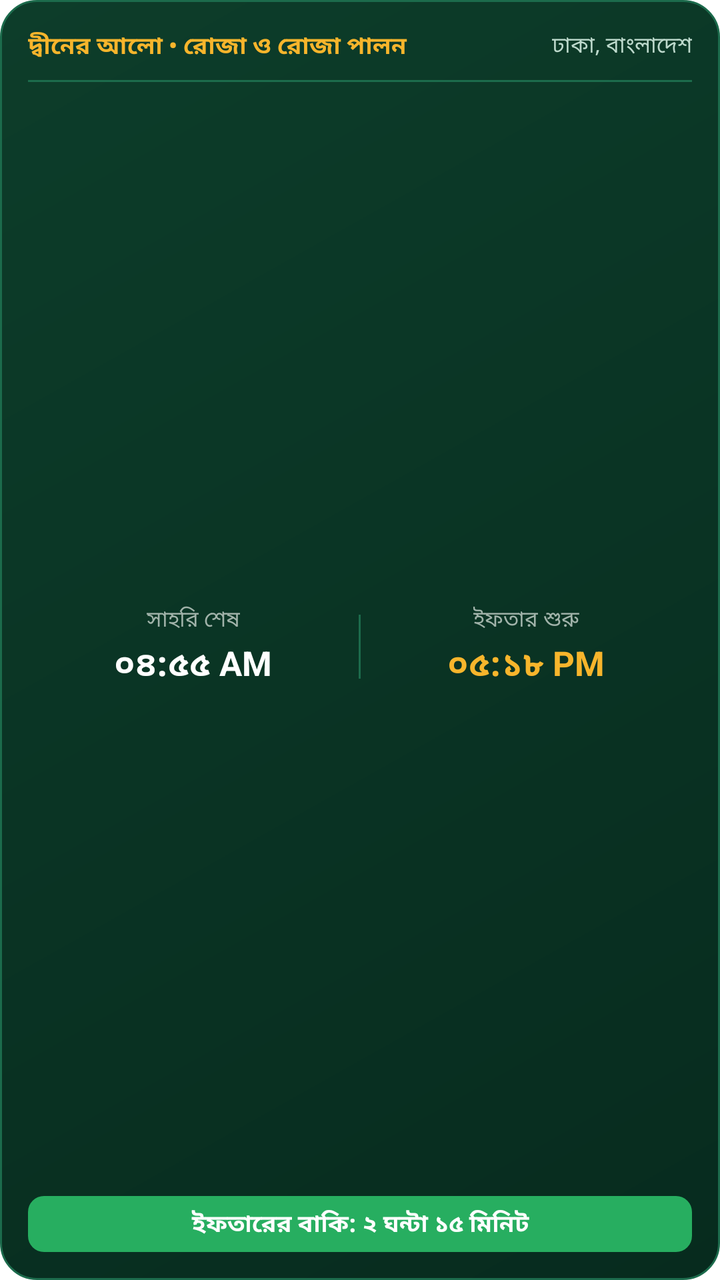
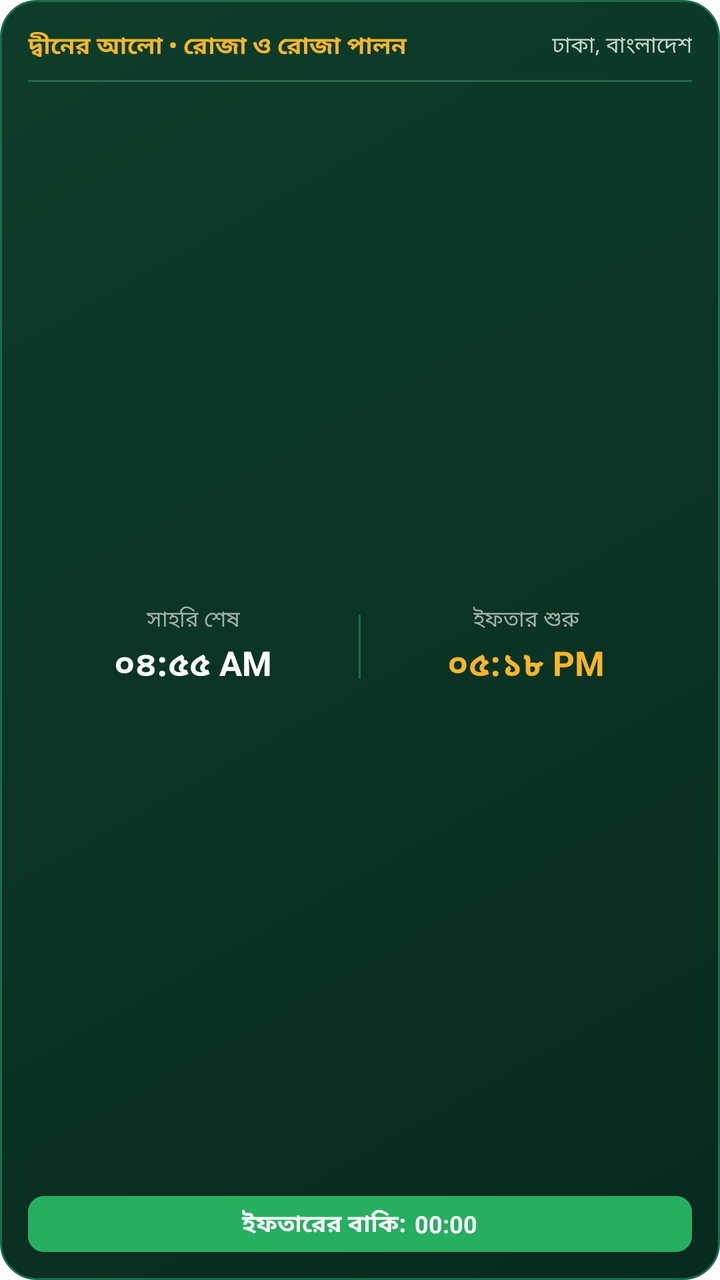

Screens rendered from an Android XML layout before and after an edit, with the pre-edit source and the edit as a unified diff.
<!-- AndroidManifest.xml: fallback theme Theme.MaterialComponents.DayNight.NoActionBar -->
<!-- res/layout/widget_saom_timer.xml -->
<?xml version="1.0" encoding="utf-8"?>
<LinearLayout xmlns:android="http://schemas.android.com/apk/res/android"
    android:id="@+id/widget_saom_root"
    android:layout_width="match_parent"
    android:layout_height="match_parent"
    android:background="@drawable/widget_bg_emerald"
    android:orientation="vertical"
    android:padding="14dp">

    
    <LinearLayout
        android:layout_width="match_parent"
        android:layout_height="wrap_content"
        android:gravity="center_vertical"
        android:orientation="horizontal">

        <TextView
            android:id="@+id/widget_saom_title"
            android:layout_width="0dp"
            android:layout_height="wrap_content"
            android:layout_weight="1"
            android:text="দ্বীনের আলো • রোজা ও রোজা পালন"
            android:textColor="#F7B52C"
            android:textSize="12sp"
            android:textStyle="bold" />

        <TextView
            android:id="@+id/widget_saom_location"
            android:layout_width="wrap_content"
            android:layout_height="wrap_content"
            android:text="ঢাকা, বাংলাদেশ"
            android:textColor="#BDD9CC"
            android:textSize="11sp" />
    </LinearLayout>

    <View
        android:layout_width="match_parent"
        android:layout_height="1dp"
        android:layout_marginTop="8dp"
        android:layout_marginBottom="8dp"
        android:background="#1C6B4C" />

    
    <LinearLayout
        android:layout_width="match_parent"
        android:layout_height="0dp"
        android:layout_weight="1"
        android:gravity="center_vertical"
        android:orientation="horizontal">

        
        <LinearLayout
            android:layout_width="0dp"
            android:layout_height="wrap_content"
            android:layout_weight="1"
            android:gravity="center"
            android:orientation="vertical">

            <TextView
                android:layout_width="wrap_content"
                android:layout_height="wrap_content"
                android:text="সাহরি শেষ"
                android:textColor="#A1B3AA"
                android:textSize="11sp" />

            <TextView
                android:id="@+id/widget_sehri_time"
                android:layout_width="wrap_content"
                android:layout_height="wrap_content"
                android:layout_marginTop="2dp"
                android:text="০৪:৫৫ AM"
                android:textColor="#FFFFFF"
                android:textSize="17sp"
                android:textStyle="bold" />
        </LinearLayout>

        <View
            android:layout_width="1dp"
            android:layout_height="32dp"
            android:background="#1C6B4C" />

        
        <LinearLayout
            android:layout_width="0dp"
            android:layout_height="wrap_content"
            android:layout_weight="1"
            android:gravity="center"
            android:orientation="vertical">

            <TextView
                android:layout_width="wrap_content"
                android:layout_height="wrap_content"
                android:text="ইফতার শুরু"
                android:textColor="#A1B3AA"
                android:textSize="11sp" />

            <TextView
                android:id="@+id/widget_iftar_time"
                android:layout_width="wrap_content"
                android:layout_height="wrap_content"
                android:layout_marginTop="2dp"
                android:text="০৫:১৮ PM"
                android:textColor="#F7B52C"
                android:textSize="17sp"
                android:textStyle="bold" />
        </LinearLayout>
    </LinearLayout>

    
    <TextView
        android:id="@+id/widget_saom_countdown"
        android:layout_width="match_parent"
        android:layout_height="wrap_content"
        android:background="@drawable/widget_pill_active"
        android:gravity="center"
        android:paddingTop="5dp"
        android:paddingBottom="5dp"
        android:text="ইফতারের বাকি: ২ ঘন্টা ১৫ মিনিট"
        android:textColor="#FFFFFF"
        android:textSize="12sp"
        android:textStyle="bold" />
</LinearLayout>
<!-- resources referenced by this layout -->
<resources>
  <!-- drawable widget_bg_emerald (drawable) -->
  <?xml version="1.0" encoding="utf-8"?>
  <shape xmlns:android="http://schemas.android.com/apk/res/android"
      android:shape="rectangle">
      <gradient
          android:angle="135"
          android:startColor="#072B1E"
          android:endColor="#0D3D2A" />
      <corners android:radius="18dp" />
      <stroke
          android:width="1dp"
          android:color="#1C6B4C" />
  </shape>
  <!-- drawable widget_pill_active (drawable) -->
  <?xml version="1.0" encoding="utf-8"?>
  <shape xmlns:android="http://schemas.android.com/apk/res/android"
      android:shape="rectangle">
      <solid android:color="#27AE60" />
      <corners android:radius="8dp" />
  </shape>
</resources>

<!-- the commit's change to res/layout/widget_saom_timer.xml (unified diff, before → after) -->
@@ -107,16 +107,31 @@
     </LinearLayout>
 
     
-    <TextView
-        android:id="@+id/widget_saom_countdown"
+    <LinearLayout
         android:layout_width="match_parent"
         android:layout_height="wrap_content"
         android:background="@drawable/widget_pill_active"
         android:gravity="center"
+        android:orientation="horizontal"
         android:paddingTop="5dp"
-        android:paddingBottom="5dp"
-        android:text="ইফতারের বাকি: ২ ঘন্টা ১৫ মিনিট"
-        android:textColor="#FFFFFF"
-        android:textSize="12sp"
-        android:textStyle="bold" />
+        android:paddingBottom="5dp">
+
+        <TextView
+            android:id="@+id/widget_saom_countdown"
+            android:layout_width="wrap_content"
+            android:layout_height="wrap_content"
+            android:text="ইফতারের বাকি:"
+            android:textColor="#FFFFFF"
+            android:textSize="12sp"
+            android:textStyle="bold" />
+
+        <Chronometer
+            android:id="@+id/widget_saom_chrono"
+            android:layout_width="wrap_content"
+            android:layout_height="wrap_content"
+            android:layout_marginStart="4dp"
+            android:textColor="#FFFFFF"
+            android:textSize="12sp"
+            android:textStyle="bold" />
+    </LinearLayout>
 </LinearLayout>
